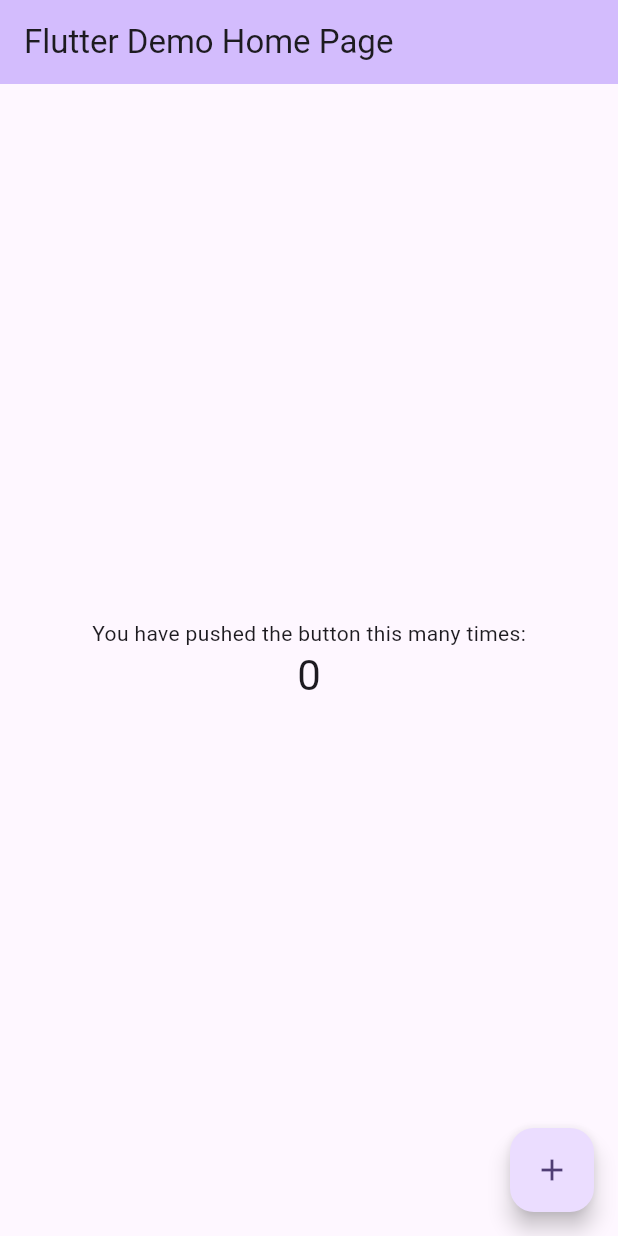
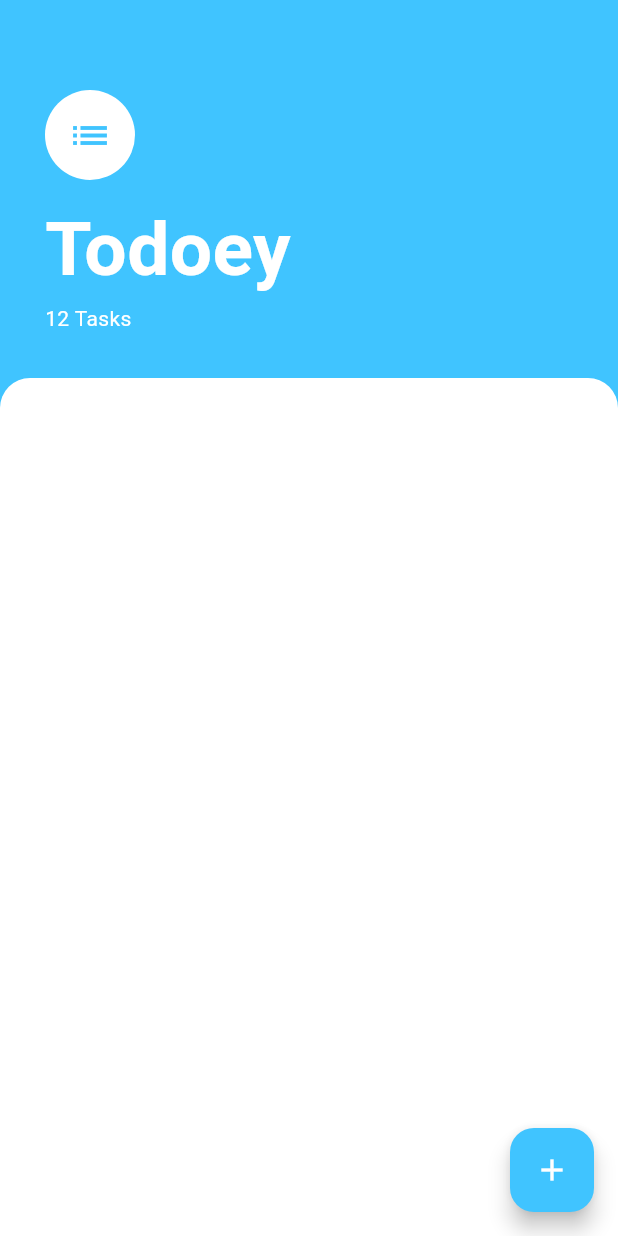
Before and after one commit to so2emma/Todoey_Flutter, a Flutter app: the screen it shows after launch, on a phone screen of 412 x 824 dp. Run offline on Flutter 3.47's test engine with Material 3 defaults, Android fonts, the phone set to English and light mode, and no system bars.

Commit message:
Designing the Todo List

```diff
--- a/todoey/lib/main.dart
+++ b/todoey/lib/main.dart
@@ -1,125 +1,15 @@
 import 'package:flutter/material.dart';
+import 'screens/task_screen.dart';
 
-void main() {
-  runApp(const MyApp());
-}
+void main() => runApp(MyApp());
 
 class MyApp extends StatelessWidget {
   const MyApp({super.key});
 
-  // This widget is the root of your application.
   @override
   Widget build(BuildContext context) {
     return MaterialApp(
-      title: 'Flutter Demo',
-      theme: ThemeData(
-        // This is the theme of your application.
-        //
-        // TRY THIS: Try running your application with "flutter run". You'll see
-        // the application has a purple toolbar. Then, without quitting the app,
-        // try changing the seedColor in the colorScheme below to Colors.green
-        // and then invoke "hot reload" (save your changes or press the "hot
-        // reload" button in a Flutter-supported IDE, or press "r" if you used
-        // the command line to start the app).
-        //
-        // Notice that the counter didn't reset back to zero; the application
-        // state is not lost during the reload. To reset the state, use hot
-        // restart instead.
-        //
-        // This works for code too, not just values: Most code changes can be
-        // tested with just a hot reload.
-        colorScheme: ColorScheme.fromSeed(seedColor: Colors.deepPurple),
-        useMaterial3: true,
-      ),
-      home: const MyHomePage(title: 'Flutter Demo Home Page'),
+      home: TasksScreen(),
     );
   }
 }
-
-class MyHomePage extends StatefulWidget {
-  const MyHomePage({super.key, required this.title});
-
-  // This widget is the home page of your application. It is stateful, meaning
-  // that it has a State object (defined below) that contains fields that affect
-  // how it looks.
-
-  // This class is the configuration for the state. It holds the values (in this
-  // case the title) provided by the parent (in this case the App widget) and
-  // used by the build method of the State. Fields in a Widget subclass are
-  // always marked "final".
-
-  final String title;
-
-  @override
-  State<MyHomePage> createState() => _MyHomePageState();
-}
-
-class _MyHomePageState extends State<MyHomePage> {
-  int _counter = 0;
-
-  void _incrementCounter() {
-    setState(() {
-      // This call to setState tells the Flutter framework that something has
-      // changed in this State, which causes it to rerun the build method below
-      // so that the display can reflect the updated values. If we changed
-      // _counter without calling setState(), then the build method would not be
-      // called again, and so nothing would appear to happen.
-      _counter++;
-    });
-  }
-
-  @override
-  Widget build(BuildContext context) {
-    // This method is rerun every time setState is called, for instance as done
-    // by the _incrementCounter method above.
-    //
-    // The Flutter framework has been optimized to make rerunning build methods
-    // fast, so that you can just rebuild anything that needs updating rather
-    // than having to individually change instances of widgets.
-    return Scaffold(
-      appBar: AppBar(
-        // TRY THIS: Try changing the color here to a specific color (to
-        // Colors.amber, perhaps?) and trigger a hot reload to see the AppBar
-        // change color while the other colors stay the same.
-        backgroundColor: Theme.of(context).colorScheme.inversePrimary,
-        // Here we take the value from the MyHomePage object that was created by
-        // the App.build method, and use it to set our appbar title.
-        title: Text(widget.title),
-      ),
-      body: Center(
-        // Center is a layout widget. It takes a single child and positions it
-        // in the middle of the parent.
-        child: Column(
-          // Column is also a layout widget. It takes a list of children and
-          // arranges them vertically. By default, it sizes itself to fit its
-          // children horizontally, and tries to be as tall as its parent.
-          //
-          // Column has various properties to control how it sizes itself and
-          // how it positions its children. Here we use mainAxisAlignment to
-          // center the children vertically; the main axis here is the vertical
-          // axis because Columns are vertical (the cross axis would be
-          // horizontal).
-          //
-          // TRY THIS: Invoke "debug painting" (choose the "Toggle Debug Paint"
-          // action in the IDE, or press "p" in the console), to see the
-          // wireframe for each widget.
-          mainAxisAlignment: MainAxisAlignment.center,
-          children: <Widget>[
-            const Text(
-              'You have pushed the button this many times:',
-            ),
-            Text(
-              '$_counter',
-              style: Theme.of(context).textTheme.headlineMedium,
-            ),
-          ],
-        ),
-      ),
-      floatingActionButton: FloatingActionButton(
-        onPressed: _incrementCounter,
-        tooltip: 'Increment',
-        child: const Icon(Icons.add),
-      ), // This trailing comma makes auto-formatting nicer for build methods.
-    );
-  }
-}
--- /dev/null
+++ b/todoey/lib/screens/task_screen.dart
@@ -0,0 +1,71 @@
+import 'package:flutter/material.dart';
+
+class TasksScreen extends StatelessWidget {
+  const TasksScreen({super.key});
+
+  @override
+  Widget build(BuildContext context) {
+    return Scaffold(
+      backgroundColor: Colors.lightBlueAccent,
+      floatingActionButton: FloatingActionButton(
+        onPressed: () {},
+        backgroundColor: Colors.lightBlueAccent,
+        child: Icon(
+          Icons.add,
+          color: Colors.white,
+        ),
+      ),
+      body: Column(
+        crossAxisAlignment: CrossAxisAlignment.start,
+        children: [
+          Container(
+            padding: EdgeInsets.only(
+                top: 60.0, right: 30.0, left: 30.0, bottom: 30.0),
+            child: Column(
+              crossAxisAlignment: CrossAxisAlignment.start,
+              children: [
+                CircleAvatar(
+                  child: Icon(
+                    Icons.list,
+                    size: 30.0,
+                    color: Colors.lightBlueAccent,
+                  ),
+                  backgroundColor: Colors.white,
+                  radius: 30.0,
+                ),
+                SizedBox(
+                  height: 10.0,
+                ),
+                Text(
+                  "Todoey",
+                  style: TextStyle(
+                    color: Colors.white,
+                    fontSize: 50.0,
+                    fontWeight: FontWeight.w700,
+                  ),
+                ),
+                Text(
+                  "12 Tasks",
+                  style: TextStyle(
+                    color: Colors.white,
+                  ),
+                ),
+              ],
+            ),
+          ),
+          Expanded(
+            child: Container(
+              decoration: BoxDecoration(
+                color: Colors.white,
+                borderRadius: BorderRadius.only(
+                  topLeft: Radius.circular(20.0),
+                  topRight: Radius.circular(20.0),
+                ),
+              ),
+            ),
+          )
+        ],
+      ),
+    );
+  }
+}
```
